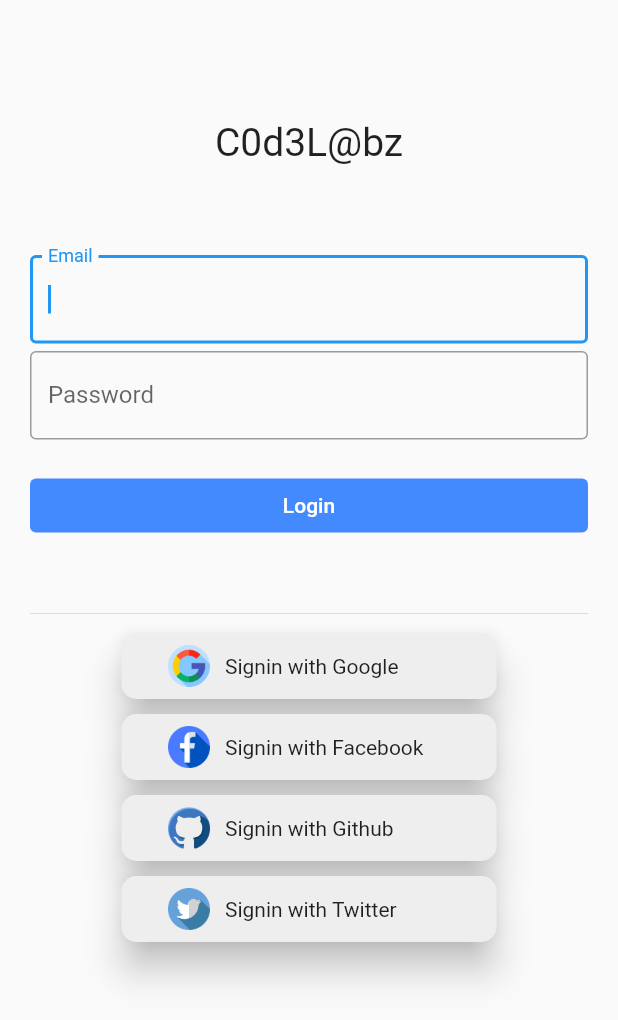
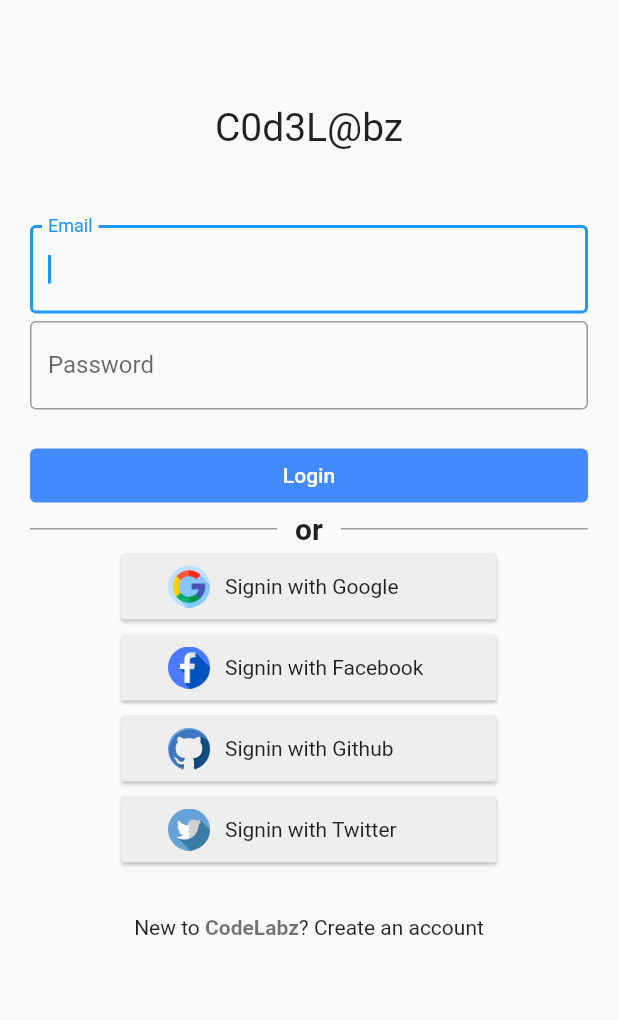
Before and after one commit to scorelab/Codelabz-Mobile, a Flutter app: the screen it shows after launch, on a phone screen of 412 x 824 dp. Shown: the top 1020 px of the screen. Run offline on Flutter 3.47's test engine with Material 2 defaults, Android fonts, the phone set to English and light mode, and no system bars; our stand-ins replace bloc, cloud_firestore, firebase_auth, firebase_core, fluro, flutter_bloc and 4 more; accounts and stored records are empty.

Commit message:
ui improve

```diff
--- a/lib/presentation/login/login_screen.dart
+++ b/lib/presentation/login/login_screen.dart
@@ -1,5 +1,6 @@
 import 'package:codelabz/presentation/widgets/login_button.dart';
 import 'package:codelabz/utils/common.dart';
+import 'package:flutter/gestures.dart';
 import 'package:flutter/material.dart';
 
 class LoginScreen extends StatelessWidget {
@@ -12,12 +13,12 @@ class LoginScreen extends StatelessWidget {
             padding: const EdgeInsets.all(20),
             child: Column(
               children: [
-                const SizedBox(height: 60),
+                const SizedBox(height: 50),
                 Text(
                   getBrandName(),
                   style: const TextStyle(fontSize: 26),
                 ),
-                const SizedBox(height: 60),
+                const SizedBox(height: 50),
                 const TextField(
                   autofocus: true,
                   decoration: InputDecoration(
@@ -46,8 +47,24 @@ class LoginScreen extends StatelessWidget {
                     child: const Text("Login"),
                   ),
                 ),
-                const SizedBox(height: 40),
-                const Divider(),
+                Row(
+                  mainAxisAlignment: MainAxisAlignment.spaceBetween,
+                  children: [
+                    Container(
+                        height: 1,
+                        color: Colors.grey,
+                        width: MediaQuery.of(context).size.width * 0.4),
+                    const Text(
+                      "or",
+                      style:
+                          TextStyle(fontWeight: FontWeight.bold, fontSize: 20),
+                    ),
+                    Container(
+                        height: 1,
+                        color: Colors.grey,
+                        width: MediaQuery.of(context).size.width * 0.4),
+                  ],
+                ),
                 LoginButton(
                   assetName: "assets/icons/google.png",
                   text: "Signin with Google",
@@ -72,6 +89,30 @@ class LoginScreen extends StatelessWidget {
                   onPress: () => _signInwithFacebook(context),
                   disabled: false,
                 ),
+                const SizedBox(height: 30),
+                RichText(
+                  text: TextSpan(
+                    children: <TextSpan>[
+                      const TextSpan(
+                          text: "New to ",
+                          style: TextStyle(color: Colors.black87)),
+                      const TextSpan(
+                          text: "CodeLabz",
+                          style: TextStyle(
+                            color: Colors.black54,
+                            fontWeight: FontWeight.bold,
+                          )),
+                      const TextSpan(
+                          text: "? ", style: TextStyle(color: Colors.black87)),
+                      TextSpan(
+                          text: "Create an account",
+                          style: const TextStyle(color: Colors.black87),
+                          recognizer: TapGestureRecognizer()
+                            ..onTap = _onClickCreateAccount),
+                    ],
+                  ),
+                ),
+                const SizedBox(height: 10),
               ],
             ),
           ),
@@ -82,5 +123,7 @@ class LoginScreen extends StatelessWidget {
 
   void _onClickLogin() {}
 
+  void _onClickCreateAccount() {}
+
   void _signInwithFacebook(BuildContext context) {}
 }
--- a/lib/presentation/widgets/login_button.dart
+++ b/lib/presentation/widgets/login_button.dart
@@ -19,9 +19,9 @@ class LoginButton extends StatelessWidget {
       margin: const EdgeInsets.all(5),
       width: 250,
       child: Material(
-        elevation: 10,
+        elevation: 1,
         color: !disabled ? Colors.grey[200] : Colors.grey[400],
-        borderRadius: BorderRadius.circular(10),
+        borderRadius: BorderRadius.circular(2),
         child: InkWell(
           onTap: !disabled ? onPress : null,
           child: Padding(
```
